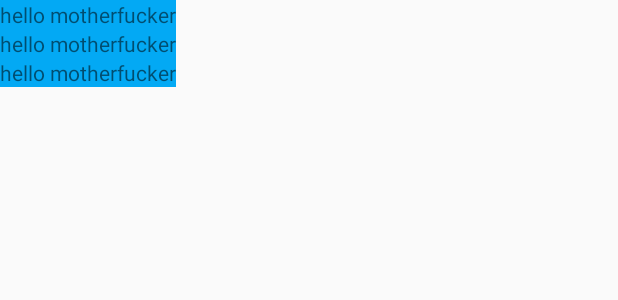
After one commit to junmin-Chang/kotlinPractice, an Android app: the layout resource.xml on its own in the app's theme, with its tools: preview values and no code run, on a phone screen of 412 x 824 dp. The commit adds this screen. Shown: the top 300 px of the screen. Run offline under Robolectric (Android 15) with nearby library versions, the phone set to English and light mode, and no system bars.

Commit message:
resource

```diff
--- a/app/src/main/AndroidManifest.xml
+++ b/app/src/main/AndroidManifest.xml
@@ -8,7 +8,7 @@
         android:label="@string/app_name"
         android:roundIcon="@mipmap/ic_launcher_round"
         android:supportsRtl="true"
-        android:theme="@style/AppTheme">
+        android:theme="@style/MyTheme">
         <activity android:name=".NullSafety">
 
 
--- a/app/src/main/java/com/example/myapplication/NullSafety.kt
+++ b/app/src/main/java/com/example/myapplication/NullSafety.kt
@@ -21,26 +21,26 @@ class NullSafety : AppCompatActivity() {
         setContentView(R.layout.activity_null_safety)
 
 
-        val number: Int = 10
-        val number1: Int? = null
-
-        // !! -> 개발자가 null이 아님을 보장
-        val number5 : Int = number1!! + 10
-
-//        val number3  = number? + number1
-        val number3 = number1?.plus(number)
-       // Log.d("number", "number3: " + number3)
-
-
-        // 삼항연산자 -> 엘비스 연산자(?:)
-        // Null Safety를 위한 도구
-        val number4 = number1 ?: 10
-
-
-        //Log.d("number", "number4: " + number4)
-
-        lateCar = Car(10)
-        Log.d("number", "late number : " + lateCar.number)
+//        val number: Int = 10
+//        val number1: Int? = null
+//
+//        // !! -> 개발자가 null이 아님을 보장
+//        val number5 : Int = number1!! + 10
+//
+////        val number3  = number? + number1
+//        val number3 = number1?.plus(number)
+//       // Log.d("number", "number3: " + number3)
+//
+//
+//        // 삼항연산자 -> 엘비스 연산자(?:)
+//        // Null Safety를 위한 도구
+//        val number4 = number1 ?: 10
+//
+//
+//        //Log.d("number", "number4: " + number4)
+//
+//        lateCar = Car(10)
+//        Log.d("number", "late number : " + lateCar.number)
 
     }
 
--- /dev/null
+++ b/app/src/main/res/layout/resource.xml
@@ -0,0 +1,24 @@
+<?xml version="1.0" encoding="utf-8"?>
+<LinearLayout xmlns:android="http://schemas.android.com/apk/res/android"
+    android:orientation="vertical" android:layout_width="match_parent"
+    android:layout_height="match_parent">
+
+    <TextView
+        android:layout_width="wrap_content"
+        android:layout_height="wrap_content"
+        android:background="@color/textview_color"
+        android:text="@string/hello"/>
+
+    <TextView
+        android:layout_width="wrap_content"
+        android:layout_height="wrap_content"
+        android:background="@color/textview_color"
+        android:text="@string/hello"/>
+
+    <TextView
+        android:layout_width="wrap_content"
+        android:layout_height="wrap_content"
+        android:background="@color/textview_color"
+        android:text="@string/hello"/>
+
+</LinearLayout>
--- a/app/src/main/res/values/colors.xml
+++ b/app/src/main/res/values/colors.xml
@@ -3,4 +3,9 @@
     <color name="colorPrimary">#6200EE</color>
     <color name="colorPrimaryDark">#3700B3</color>
     <color name="colorAccent">#03DAC5</color>
+
+
+
+
+    <color name="textview_color">#03A9F4</color>
 </resources>
--- a/app/src/main/res/values/strings.xml
+++ b/app/src/main/res/values/strings.xml
@@ -1,3 +1,4 @@
 <resources>
     <string name="app_name">My Application</string>
+    <string name="hello">hello motherfucker</string>
 </resources>
--- a/app/src/main/res/values/styles.xml
+++ b/app/src/main/res/values/styles.xml
@@ -7,4 +7,16 @@
         <item name="colorAccent">@color/colorAccent</item>
     </style>
 
+
+    <style name="MyTheme" parent="Theme.AppCompat.Light.DarkActionBar">
+        <!-- Customize your theme here. -->
+        <item name="colorPrimary">#ffffff</item>
+        <item name="colorPrimaryDark">@color/textview_color</item>
+        <item name="colorAccent">@color/colorAccent</item>
+
+
+
+        <item name="windowNoTitle">true</item>
+    </style>
+
 </resources>
```
